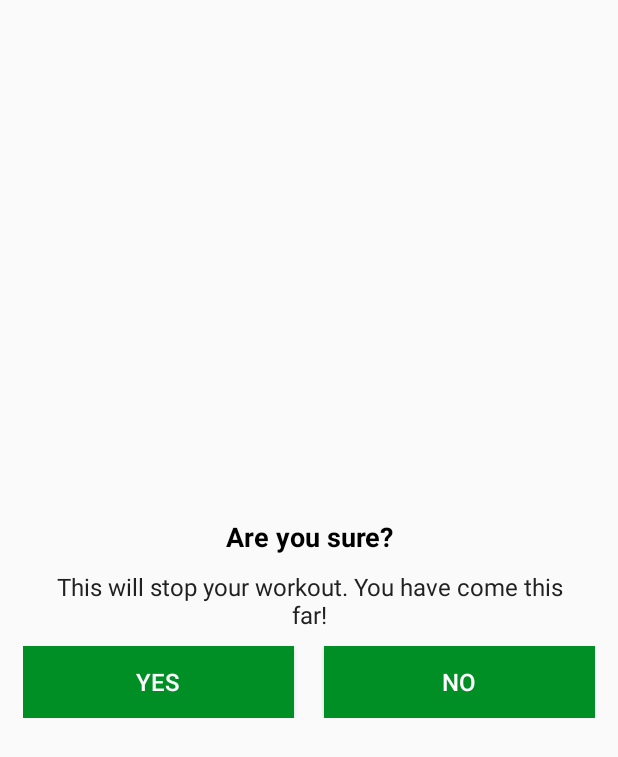
After one commit to Hrugved/SevenMinuteWorkoutAPP, an Android app: the layout dialog_custom_back_confirmation.xml on its own in the app's theme, with its tools: preview values and no code run, on a phone screen of 412 x 824 dp. The commit adds this screen. Shown: the top 757 px of the screen. Run offline under Robolectric (Android 15) with nearby library versions, the phone set to English and light mode, and no system bars.

Commit message:
Add back dialog

```diff
--- a/app/src/main/java/com/example/a7minuteworkout/ExerciseActivity.kt
+++ b/app/src/main/java/com/example/a7minuteworkout/ExerciseActivity.kt
@@ -1,5 +1,6 @@
 package com.example.a7minuteworkout
 
+import android.app.Dialog
 import android.content.Intent
 import android.media.MediaPlayer
 import androidx.appcompat.app.AppCompatActivity
@@ -13,6 +14,7 @@ import androidx.recyclerview.widget.LinearLayoutManager
 import com.sevenminuteworkout.Constants
 import com.sevenminuteworkout.ExerciseModel
 import kotlinx.android.synthetic.main.activity_exercise.*
+import kotlinx.android.synthetic.main.dialog_custom_back_confirmation.*
 import java.util.*
 import kotlin.collections.ArrayList
 
@@ -43,7 +45,7 @@ class ExerciseActivity : AppCompatActivity(), TextToSpeech.OnInitListener {
             actionBar.setDisplayHomeAsUpEnabled(true)
         }
         toolbar_exercise_activity.setNavigationOnClickListener{
-            onBackPressed()
+            customDialogForBackButton()
         }
         tts = TextToSpeech(this,this)
         exerciselList = Constants.defaultExerciseList()
@@ -166,4 +168,17 @@ class ExerciseActivity : AppCompatActivity(), TextToSpeech.OnInitListener {
         rvExerciseStatus.adapter = exerciseAdapter
     }
 
+    private fun customDialogForBackButton() {
+        val customDialog = Dialog(this)
+        customDialog.setContentView(R.layout.dialog_custom_back_confirmation)
+        customDialog.tvYes.setOnClickListener{
+           finish()
+           customDialog.dismiss()
+        }
+        customDialog.tvNo.setOnClickListener {
+            customDialog.dismiss()
+        }
+        customDialog.show()
+    }
+
 }
--- /dev/null
+++ b/app/src/main/res/layout/dialog_custom_back_confirmation.xml
@@ -0,0 +1,63 @@
+<?xml version="1.0" encoding="utf-8"?>
+<LinearLayout
+    xmlns:android="http://schemas.android.com/apk/res/android" android:layout_width="match_parent"
+    android:layout_height="match_parent"
+    android:orientation="vertical"
+    android:padding="15dp"
+    android:gravity="center">
+
+    <TextView
+        android:layout_width="match_parent"
+        android:layout_height="wrap_content"
+        android:text="Are you sure?"
+        android:gravity="center"
+        android:textColor="#000"
+        android:textSize="18sp"
+        android:textStyle="bold"/>
+
+    <TextView
+        android:layout_width="match_parent"
+        android:layout_height="wrap_content"
+        android:layout_marginTop="10dp"
+        android:layout_marginStart="10dp"
+        android:layout_marginEnd="10dp"
+        android:gravity="center"
+        android:text="This will stop your workout. You have come this far!"
+        android:textColor="#212121"
+        android:textSize="16sp"/>
+
+    <LinearLayout
+        android:layout_width="match_parent"
+        android:layout_height="wrap_content"
+        android:layout_marginTop="10dp"
+        android:orientation="horizontal">
+
+        <Button
+            android:id="@+id/tvYes"
+            android:layout_width="0dp"
+            android:layout_height="wrap_content"
+            android:layout_weight="1"
+            android:text="YES"
+            android:layout_marginEnd="10dp"
+            android:background="@color/colorAccent"
+            android:gravity="center"
+            android:padding="8dp"
+            android:textColor="@color/white"
+            android:textSize="16sp"/>
+
+        <Button
+            android:id="@+id/tvNo"
+            android:layout_width="0dp"
+            android:layout_height="wrap_content"
+            android:layout_weight="1"
+            android:text="NO"
+            android:layout_marginStart="10dp"
+            android:background="@color/colorAccent"
+            android:gravity="center"
+            android:padding="8dp"
+            android:textColor="@color/white"
+            android:textSize="16sp"/>
+
+    </LinearLayout>
+
+</LinearLayout>
```
